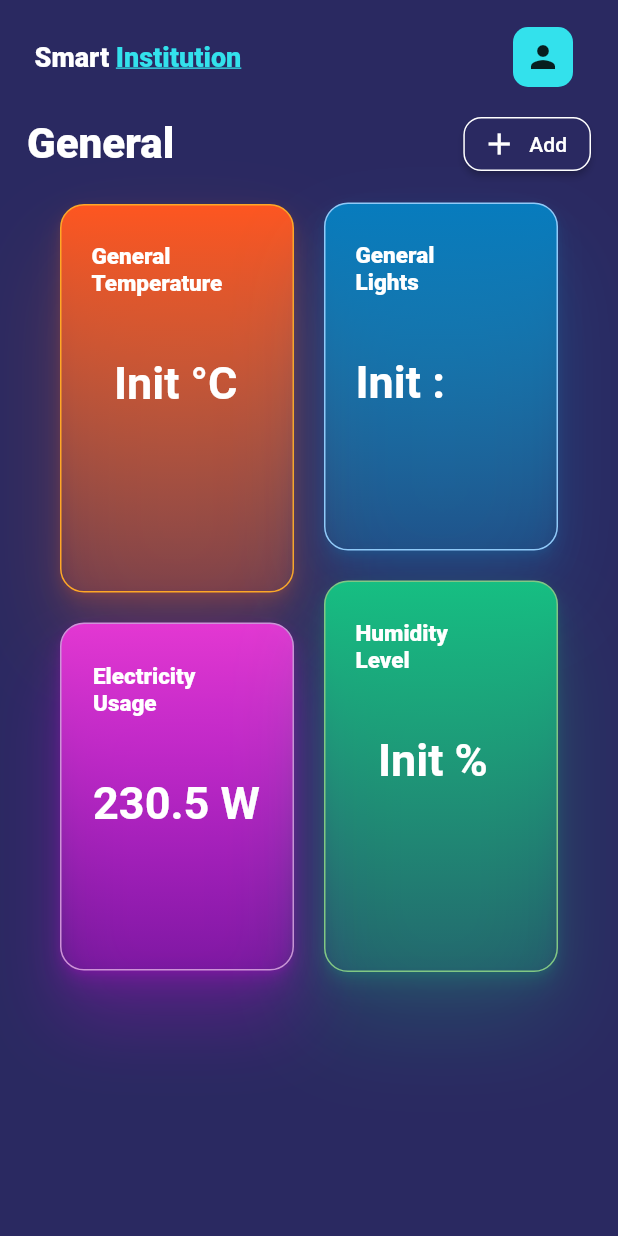
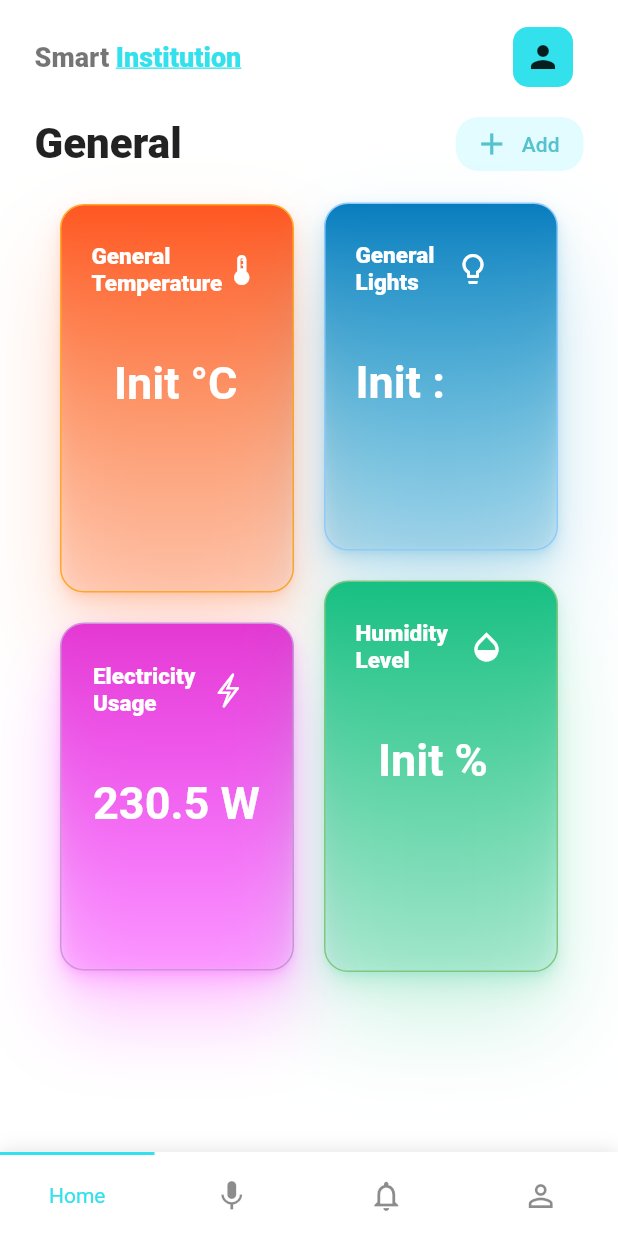
Before and after one commit to XxExecut0rxX/Final_Project_Domotic, a Flutter app: the screen it shows after launch, on a phone screen of 412 x 824 dp. Run offline on Flutter 3.47's test engine with Material 2 defaults, Android fonts, the phone set to English and light mode, and no system bars; drawn by our look-alikes of titled_navigation_bar; our stand-ins replace firebase_database; accounts and stored records are empty; Roboto replaces fonts that are missing (Poppins).

Commit message:
Adding bottom app bar and Icons to cards

```diff
--- /dev/null
+++ b/lib/bottomNavBar/bottom_Nav_Bar.dart
@@ -0,0 +1,41 @@
+// ignore_for_file: file_names
+
+import 'package:flutter/material.dart';
+import 'package:titled_navigation_bar/titled_navigation_bar.dart';
+
+class BottomNavBar1 extends StatelessWidget {
+  const BottomNavBar1({ Key? key }) : super(key: key);
+
+  @override
+  Widget build(BuildContext context) {
+    return TitledBottomNavigationBar(
+      activeColor: const Color(0xFF33E1EC),
+      inactiveColor: Colors.black45,
+      enableShadow: true,
+      reverse: true,
+      currentIndex: 0, // Use this to update the Bar giving a position
+      onTap: (index) {
+        //print("Selected Index: $index");
+      },
+      items: [
+        TitledNavigationBarItem(
+          title: const Text('Home'),
+          icon: const Icon(Icons.home_outlined),
+        ),
+        TitledNavigationBarItem(
+          title: const Text('Voice'),
+          icon: const Icon(Icons.mic),
+        ),
+
+        TitledNavigationBarItem(
+          title: const Text('Notification'),
+          icon: const Icon(Icons.notifications_outlined),
+        ),
+        TitledNavigationBarItem(
+          title: const Text('Profile'),
+          icon: const Icon(Icons.person_outline),
+        ),
+      ],
+    );
+  }
+}
--- a/lib/home/cards/card_Humidity.dart
+++ b/lib/home/cards/card_Humidity.dart
@@ -1,5 +1,6 @@
 // ignore_for_file: file_names
 
+import 'package:flutter/cupertino.dart';
 import 'package:flutter/material.dart';
 import 'package:firebase_database/firebase_database.dart';
 
@@ -41,7 +42,9 @@ class CardHumidityState extends State<CardHumidity> {
     final textHumidity = Column(
       crossAxisAlignment: CrossAxisAlignment.start,
       children: [
-        const Text(
+        Row(
+          children: const [
+            Text(
               "Humidity \nLevel",
               style: TextStyle(
                 color: Colors.white,
@@ -49,6 +52,13 @@ class CardHumidityState extends State<CardHumidity> {
                 fontFamily: "Poppins",
                 fontWeight: FontWeight.w900,
               ),
+            ),
+            SizedBox(width: 10.0,),
+            Icon(
+              Icons.opacity_outlined,
+              color: Colors.white,
+            ),
+          ],
         ),
         const SizedBox(
           height: 40,
--- a/lib/home/cards/card_electricity.dart
+++ b/lib/home/cards/card_electricity.dart
@@ -1,3 +1,4 @@
+import 'package:flutter/cupertino.dart';
 import 'package:flutter/material.dart';
 
 class CardElectricity extends StatefulWidget {
@@ -16,7 +17,9 @@ class _CardElectricityState extends State<CardElectricity> {
     final textElectricity = Column(
       crossAxisAlignment: CrossAxisAlignment.start,
       children: [
-        const Text(
+        Row(
+          children: const [
+            Text(
               "Electricity\nUsage",
                 style: TextStyle(
                 color: Colors.white,
@@ -24,6 +27,13 @@ class _CardElectricityState extends State<CardElectricity> {
                 fontFamily: "Poppins",
                 fontWeight: FontWeight.w900,
               ),
+            ),
+            SizedBox(width: 10.0,),
+            Icon(
+              CupertinoIcons.bolt,
+              color: Colors.white,
+            )
+          ],
         ),
         const SizedBox(
           height: 40,
--- a/lib/home/cards/card_lights.dart
+++ b/lib/home/cards/card_lights.dart
@@ -48,7 +48,9 @@ class _CardLightsState extends State<CardLights> {
     final textLights = Column(
       crossAxisAlignment: CrossAxisAlignment.start,
       children: [
-        const Text(
+        Row(
+          children: const [
+            Text(
               "General \nLights",
               style: TextStyle(
                 color: Colors.white,
@@ -56,6 +58,13 @@ class _CardLightsState extends State<CardLights> {
                 fontFamily: "Poppins",
                 fontWeight: FontWeight.w900,
               ),
+            ),
+            SizedBox(width: 10.0,),
+            Icon(
+              Icons.lightbulb_outline,
+              color: Colors.white,
+            ),
+          ],
         ),
         const SizedBox(
           height: 40,
--- a/lib/home/cards/card_temperature.dart
+++ b/lib/home/cards/card_temperature.dart
@@ -35,7 +35,9 @@ class _CardTemperatureState extends State<CardTemperature> {
     final textTemp = Column(
       crossAxisAlignment: CrossAxisAlignment.start,
       children: [
-        const Text(
+        Row(
+          children: const [
+            Text(
               "General \nTemperature",
               style: TextStyle(
                 color: Colors.white,
@@ -43,6 +45,13 @@ class _CardTemperatureState extends State<CardTemperature> {
                 fontFamily: "Poppins",
                 fontWeight: FontWeight.w900,
               ),
+            ),
+            SizedBox(width: 1.0,),
+            Icon(
+              Icons.thermostat_outlined,
+              color: Colors.white,
+            ),
+          ],
         ),
         const SizedBox(height: 40,),
         Text(
--- a/lib/home/main_home.dart
+++ b/lib/home/main_home.dart
@@ -18,7 +18,7 @@ class MainHome extends StatelessWidget {
               TextSpan(
                 text: "Smart ",
                 style: TextStyle(
-                  color: Colors.white,
+                  color: Colors.black54,
                   fontFamily: "Poppins",
                   fontWeight: FontWeight.w900,
                 ),
@@ -62,13 +62,15 @@ class MainHome extends StatelessWidget {
     )
   );
 
-  final general = Row(
+  final general = Padding(
+    padding: const EdgeInsets.symmetric(horizontal: 5.0),
+    child: Row(
       children : [
         const Text(
           "General ",
           style: TextStyle(
             fontSize: 28,
-          color: Colors.white,
+            color: Colors.black87,
             fontFamily: "Poppins",
             fontWeight: FontWeight.w900,
           ),
@@ -82,16 +84,19 @@ class MainHome extends StatelessWidget {
             "Add"
           ),
           style: ButtonStyle(
-          backgroundColor: MaterialStateProperty.all(const Color(0xff2a2961)),
+            elevation: MaterialStateProperty.all(0.0),
+            foregroundColor: MaterialStateProperty.all(const Color(0xff56c2cd)),
+            backgroundColor: MaterialStateProperty.all(const Color(0xffe3fcff)),
             shape: MaterialStateProperty.all<RoundedRectangleBorder>(
               RoundedRectangleBorder(
-              borderRadius: BorderRadius.circular(12.0),
-              side: const BorderSide(color: Colors.white),
+                borderRadius: BorderRadius.circular(15.0),
+                //side: const BorderSide(color: Colors.white),
               ),
             ),
           )
         ),
       ]
+    ),
   );
 
   final slidesD = Container(
--- a/lib/main.dart
+++ b/lib/main.dart
@@ -1,5 +1,6 @@
 import 'package:flutter/material.dart';
 import 'home/main_home.dart';
+import 'package:pro_final/bottomNavBar/bottom_Nav_Bar.dart';
 
 void main() {
   runApp(const MyApp());
@@ -18,6 +19,7 @@ class MyApp extends StatelessWidget {
         primarySwatch: Colors.blue,
       ),
       home: Scaffold(
+        backgroundColor: Colors.white,
         body: Padding(
           padding: const EdgeInsets.all(18.0),
           child: Column(
@@ -26,7 +28,7 @@ class MyApp extends StatelessWidget {
             ],
           ),
         ),
-        backgroundColor: const Color(0xff2a2961),
+        bottomNavigationBar: const BottomNavBar1(),
       ),
     );
   }
--- a/pubspec.yaml
+++ b/pubspec.yaml
@@ -35,6 +35,7 @@ dependencies:
   # Use with the CupertinoIcons class for iOS style icons.
   cupertino_icons: ^1.0.2
   firebase_database: ^7.2.0
+  titled_navigation_bar: ^5.0.0-nullsafety.0
 
 dev_dependencies:
   flutter_test:
```
Also changed, not shown: pubspec.lock. Lines whose indentation alone changed are shown as unchanged.
